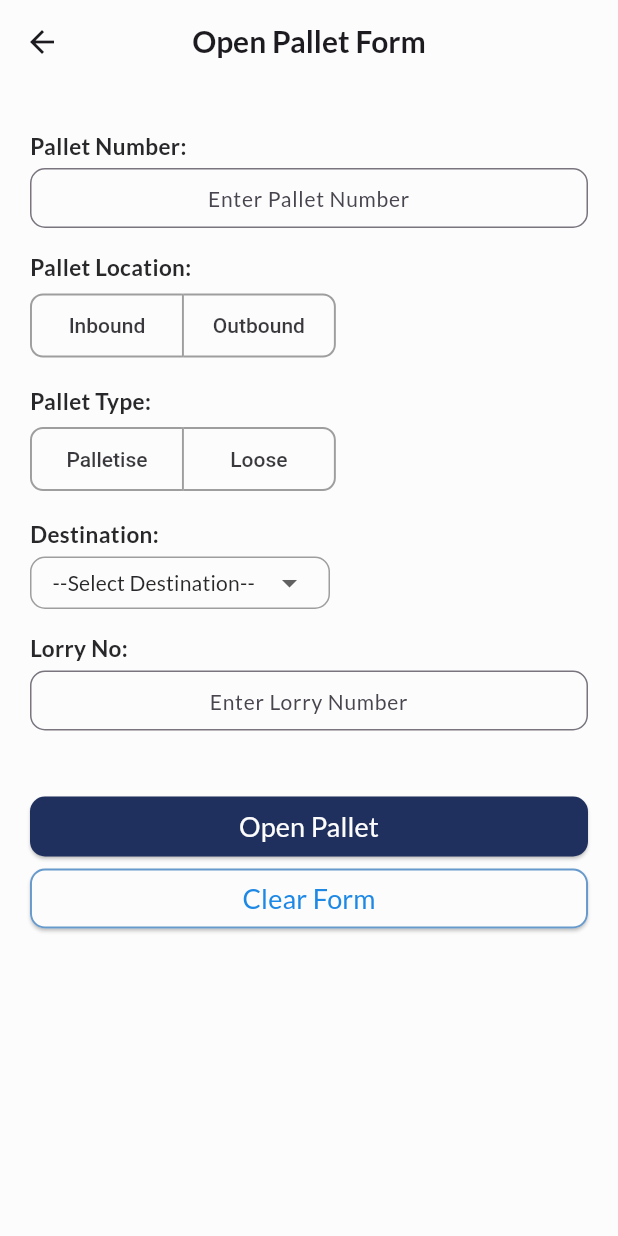
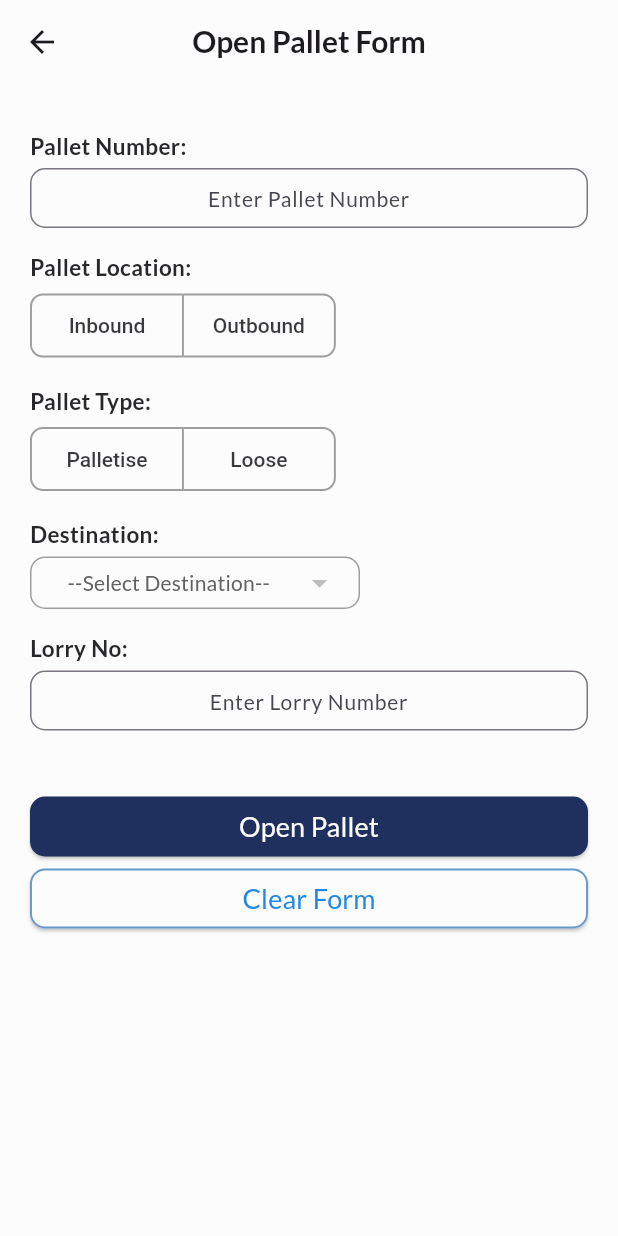
Before and after one commit to AfiqNSE/store_management_flutter_app, a Flutter app: the PalletFormView screen opened directly, on a phone screen of 412 x 824 dp. Run offline on Flutter 3.47's test engine with Material 3 defaults, Android fonts, the phone set to English and light mode, and no system bars; drawn by our look-alikes of dropdown_button2; our stand-ins replace firebase_core, firebase_messaging, fluentui_system_icons, flutter_secure_storage, google_fonts, google_nav_bar; missing offline and left inert: flutter_barcode_scanner, syncfusion_flutter_signaturepad; accounts and stored records are empty; network calls fail; project files that could hold a hidden picture were left out.

```diff
--- a/lib/view/login/login_view.dart
+++ b/lib/view/login/login_view.dart
@@ -252,7 +252,9 @@ class _LoginViewState extends State<LoginView> {
       ),
     );
 
-    return Scaffold(
+    return GestureDetector(
+      onTap: () => FocusManager.instance.primaryFocus?.unfocus(),
+      child: Scaffold(
         body: SingleChildScrollView(
           child: Container(
             color: AppColor().milkWhite,
@@ -267,6 +269,7 @@ class _LoginViewState extends State<LoginView> {
                 // Bottom Component
                 bottomComponent,
               ],
+            ),
           ),
         ),
       ),
--- a/lib/view/pallet/pallet_form.dart
+++ b/lib/view/pallet/pallet_form.dart
@@ -1,5 +1,6 @@
 import 'package:dropdown_button2/dropdown_button2.dart';
 import 'package:flutter/material.dart';
+import 'package:flutter/services.dart';
 import 'package:store_management_system/components/pallet_components.dart';
 import 'package:store_management_system/models/color_model.dart';
 import 'package:store_management_system/services/api_services.dart';
@@ -14,11 +15,15 @@ class PalletFormView extends StatefulWidget {
 
 class _PalletFormViewState extends State<PalletFormView> {
   final _formKey = GlobalKey<FormState>();
+
   TextEditingController palletNo = TextEditingController();
   TextEditingController lorryNo = TextEditingController();
+
   List<bool> _selectedPalletLocation = <bool>[false, false];
   List<bool> _selectedPalletType = <bool>[false, false];
-  String? _selectedDestination = Constant().destination[0];
+
+  List<String> destinations = [];
+  String? _selectedDestination;
 
   void _resetForm() {
     palletNo.clear();
@@ -31,45 +36,99 @@ class _PalletFormViewState extends State<PalletFormView> {
   }
 
   @override
+  void initState() {
+    super.initState();
+    getZones();
+  }
+
+  getZones() async {
+    destinations = List<String>.from(await ApiServices.other.zones());
+    setState(() {});
+  }
+
+  @override
   Widget build(BuildContext context) {
-    return Scaffold(
-      appBar: customAppBar('Open Pallet Form'),
-      backgroundColor: AppColor().milkWhite,
-      body: Padding(
-        padding: const EdgeInsets.fromLTRB(5, 10, 5, 0),
-        child: SingleChildScrollView(
-          child: Padding(
-            padding: const EdgeInsets.all(15.0),
-            child: Column(
-              children: [
-                // Pallet form area
-                palletForm(),
-                // Adding button for clear and submit form
-                formButton(),
-              ],
+    Widget destinationDropDown = DropdownButtonHideUnderline(
+      child: DropdownButton2<String>(
+        isExpanded: true,
+        hint: Row(children: [
+          Padding(
+            padding: const EdgeInsets.only(left: 10.0),
+            child: Text(
+              "--Select Destination--",
+              style: TextStyle(
+                fontSize: 14,
+                fontWeight: FontWeight.w500,
+                color: Colors.grey.shade700,
+              ),
+              overflow: TextOverflow.ellipsis,
             ),
           ),
+        ]),
+        items: destinations
+            .map(
+              (String item) => DropdownMenuItem<String>(
+                value: item,
+                child: Text(
+                  item,
+                  style: const TextStyle(
+                    fontSize: 14,
+                    fontWeight: FontWeight.w500,
+                  ),
+                  overflow: TextOverflow.ellipsis,
+                ),
+              ),
+            )
+            .toList(),
+        value: _selectedDestination,
+        onChanged: (String? value) {
+          setState(() {
+            _selectedDestination = value;
+          });
+        },
+        buttonStyleData: ButtonStyleData(
+          height: 35,
+          width: 220,
+          padding: const EdgeInsets.only(left: 14, right: 14),
+          decoration: BoxDecoration(
+            border: Border.all(color: Colors.grey),
+            borderRadius: BorderRadius.circular(10),
+            color: AppColor().milkWhite,
+          ),
+        ),
+        dropdownStyleData: DropdownStyleData(
+          maxHeight: 200,
+          width: 220,
+          decoration: BoxDecoration(
+            color: AppColor().milkWhite,
+            borderRadius: BorderRadius.circular(14),
+          ),
+          scrollbarTheme: ScrollbarThemeData(
+            radius: const Radius.circular(40),
+            thickness: MaterialStateProperty.all<double>(6),
+            thumbVisibility: MaterialStateProperty.all<bool>(true),
+          ),
+        ),
+        menuItemStyleData: const MenuItemStyleData(
+          height: 40,
+          padding: EdgeInsets.only(left: 14, right: 14),
         ),
       ),
     );
-  }
 
-  Form palletForm() => Form(
+    Form palletForm = Form(
       key: _formKey,
-        child: Column(
-          crossAxisAlignment: CrossAxisAlignment.start,
-          children: [
+      child: Column(crossAxisAlignment: CrossAxisAlignment.start, children: [
         customTextLabel('Pallet Number: '),
         Padding(
           padding: const EdgeInsets.fromLTRB(0, 5, 0, 10),
           child: TextFormField(
             controller: palletNo,
             cursorHeight: 22,
-                style: const TextStyle(
-                  fontSize: 16,
-                ),
+            style: const TextStyle(fontSize: 16),
             textAlign: TextAlign.center,
             decoration: customTextFormFieldDeco('Enter Pallet Number'),
+            inputFormatters: [FilteringTextInputFormatter.deny(RegExp(" "))],
             validator: (value) {
               if (value == null || value.isEmpty) {
                 return 'Please enter pallet number';
@@ -82,18 +141,19 @@ class _PalletFormViewState extends State<PalletFormView> {
         Padding(
           padding: const EdgeInsets.fromLTRB(0, 5, 0, 10),
           child: customToggleButton(
-                  _selectedPalletLocation, Constant().palletLocation),
+            _selectedPalletLocation,
+            Constant().palletLocation,
+          ),
         ),
         customTextLabel('Pallet Type: '),
         Padding(
           padding: const EdgeInsets.fromLTRB(0, 5, 0, 10),
-              child: customToggleButton(
-                  _selectedPalletType, Constant().palletType),
+          child: customToggleButton(_selectedPalletType, Constant().palletType),
         ),
         customTextLabel('Destination: '),
         Padding(
           padding: const EdgeInsets.fromLTRB(0, 5, 0, 10),
-              child: destinationDropDown(),
+          child: destinationDropDown,
         ),
         customTextLabel('Lorry No: '),
         Padding(
@@ -101,22 +161,36 @@ class _PalletFormViewState extends State<PalletFormView> {
           child: TextFormField(
             controller: lorryNo,
             cursorHeight: 22,
-                style: const TextStyle(
-                  fontSize: 16,
-                ),
+            style: const TextStyle(fontSize: 16),
             textAlign: TextAlign.center,
             decoration: customTextFormFieldDeco('Enter Lorry Number'),
-                validator: (value) {
-                  if (value == null || value.isEmpty) {
-                    return 'Please enter lorry number';
-                  }
-                  return null;
-                },
           ),
         ),
-          ],
+      ]),
+    );
+
+    return GestureDetector(
+      onTap: () => FocusManager.instance.primaryFocus?.unfocus(),
+      child: Scaffold(
+        appBar: customAppBar('Open Pallet Form'),
+        backgroundColor: AppColor().milkWhite,
+        body: Padding(
+          padding: const EdgeInsets.fromLTRB(5, 10, 5, 0),
+          child: SingleChildScrollView(
+            child: Padding(
+              padding: const EdgeInsets.all(15.0),
+              child: Column(children: [
+                // Pallet form area
+                palletForm,
+                // Adding button for clear and submit form
+                formButton(),
+              ]),
+            ),
+          ),
+        ),
       ),
     );
+  }
 
   // Button to submit & clear the form data
   Widget formButton() {
@@ -233,78 +307,4 @@ class _PalletFormViewState extends State<PalletFormView> {
       children: items,
     );
   }
-
-  Widget destinationDropDown() {
-    return DropdownButtonHideUnderline(
-      child: DropdownButton2<String>(
-        isExpanded: true,
-        hint: Row(
-          children: [
-            Padding(
-              padding: const EdgeInsets.only(left: 10.0),
-              child: Text(
-                Constant().destination[0],
-                style: TextStyle(
-                  fontSize: 14,
-                  fontWeight: FontWeight.w500,
-                  color: Colors.grey.shade700,
-                ),
-                overflow: TextOverflow.ellipsis,
-              ),
-            ),
-          ],
-        ),
-        items: Constant()
-            .destination
-            .map((String item) => DropdownMenuItem<String>(
-                  value: item,
-                  child: Text(
-                    item,
-                    style: const TextStyle(
-                      fontSize: 14,
-                      fontWeight: FontWeight.w500,
-                    ),
-                    overflow: TextOverflow.ellipsis,
-                  ),
-                ))
-            .toList(),
-        value: _selectedDestination,
-        onChanged: (String? value) {
-          setState(() {
-            _selectedDestination = value;
-          });
-        },
-        buttonStyleData: ButtonStyleData(
-          height: 35,
-          width: 200,
-          padding: const EdgeInsets.only(left: 14, right: 14),
-          decoration: BoxDecoration(
-            border: Border.all(color: Colors.grey),
-            borderRadius: BorderRadius.circular(10),
-            color: AppColor().milkWhite,
-          ),
-        ),
-        dropdownStyleData: DropdownStyleData(
-          maxHeight: 200,
-          width: 200,
-          decoration: BoxDecoration(
-            color: AppColor().milkWhite,
-            borderRadius: BorderRadius.circular(14),
-          ),
-          scrollbarTheme: ScrollbarThemeData(
-            radius: const Radius.circular(40),
-            thickness: MaterialStateProperty.all<double>(6),
-            thumbVisibility: MaterialStateProperty.all<bool>(true),
-          ),
-        ),
-        menuItemStyleData: const MenuItemStyleData(
-          height: 40,
-          padding: EdgeInsets.only(
-            left: 14,
-            right: 14,
-          ),
-        ),
-      ),
-    );
 }
-}
```
Lines whose indentation alone changed are shown as unchanged.
